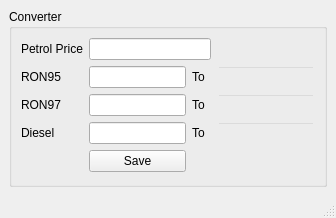
First picture: the form in PetrolConverter.ui, repository desxedada/PetrolConverterPy, before the edit.
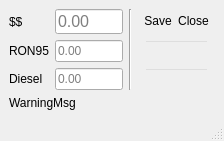
Second picture: the form after the edit. Custom widgets are drawn as their Qt base class.

Commit message: Changed display text, buttons and removing titlebar buttons

Diff of the .ui file:
```diff
--- a/PetrolConverter.ui
+++ b/PetrolConverter.ui
@@ -6,55 +6,54 @@
    <rect>
     <x>0</x>
     <y>0</y>
-    <width>336</width>
-    <height>218</height>
+    <width>224</width>
+    <height>141</height>
    </rect>
   </property>
   <property name="minimumSize">
    <size>
-    <width>336</width>
-    <height>218</height>
+    <width>212</width>
+    <height>141</height>
    </size>
   </property>
   <property name="maximumSize">
    <size>
-    <width>336</width>
-    <height>218</height>
+    <width>1184</width>
+    <height>633</height>
    </size>
   </property>
   <property name="contextMenuPolicy">
    <enum>Qt::NoContextMenu</enum>
   </property>
   <property name="windowTitle">
-   <string>Price to Petrol Converter</string>
+   <string/>
   </property>
   <property name="styleSheet">
    <string notr="true">font: 75 10.5pt &quot;MS Shell Dlg 2&quot;;</string>
   </property>
+  <property name="toolButtonStyle">
+   <enum>Qt::ToolButtonIconOnly</enum>
+  </property>
+  <property name="animated">
+   <bool>false</bool>
+  </property>
+  <property name="documentMode">
+   <bool>false</bool>
+  </property>
+  <property name="tabShape">
+   <enum>QTabWidget::Rounded</enum>
+  </property>
+  <property name="dockNestingEnabled">
+   <bool>false</bool>
+  </property>
   <widget class="QWidget" name="centralwidget">
    <property name="maximumSize">
     <size>
-     <width>336</width>
-     <height>196</height>
+     <width>111111</width>
+     <height>111111</height>
     </size>
    </property>
-   <layout class="QGridLayout" name="gridLayout_2">
-    <item row="0" column="0">
-     <widget class="QGroupBox" name="groupBox">
-      <property name="title">
-       <string>Converter</string>
-      </property>
-      <layout class="QGridLayout" name="gridLayout_3">
-       <item row="4" column="1">
-        <widget class="QLineEdit" name="dieselEdit"/>
-       </item>
-       <item row="2" column="2">
-        <widget class="QLabel" name="label_6">
-         <property name="text">
-          <string>To</string>
-         </property>
-        </widget>
-       </item>
+   <layout class="QGridLayout" name="gridLayout">
        <item row="1" column="0">
         <widget class="QLabel" name="label_2">
          <property name="text">
@@ -62,38 +61,42 @@
          </property>
         </widget>
        </item>
-       <item row="4" column="0">
+    <item row="2" column="4" colspan="2">
+     <widget class="DieselClickable" name="dieselDisplayEdit">
+      <property name="styleSheet">
+       <string notr="true">background-color: transparent</string>
+      </property>
+      <property name="readOnly">
+       <bool>true</bool>
+      </property>
+     </widget>
+    </item>
+    <item row="2" column="0">
         <widget class="QLabel" name="label_4">
          <property name="text">
           <string>Diesel</string>
          </property>
         </widget>
        </item>
-       <item row="2" column="0">
-        <widget class="QLabel" name="label_3">
-         <property name="text">
-          <string>RON97</string>
-         </property>
-        </widget>
-       </item>
-       <item row="0" column="1" colspan="3">
-        <widget class="QLineEdit" name="priceEdit"/>
-       </item>
-       <item row="0" column="0">
-        <widget class="QLabel" name="label">
-         <property name="text">
-          <string>Petrol Price</string>
+    <item row="0" column="2" rowspan="3">
+     <widget class="Line" name="line">
+      <property name="orientation">
+       <enum>Qt::Vertical</enum>
          </property>
         </widget>
        </item>
        <item row="1" column="1">
-        <widget class="QLineEdit" name="ron95PriceEdit"/>
-       </item>
-       <item row="2" column="1">
-        <widget class="QLineEdit" name="ron97Edit"/>
-       </item>
-       <item row="1" column="4">
-        <widget class="ClickableLineEdit" name="ron95DisplayEdit">
+     <widget class="QLineEdit" name="ron95PriceEdit">
+      <property name="styleSheet">
+       <string notr="true">font: 75 12pt &quot;MS Shell Dlg 2&quot;;</string>
+      </property>
+      <property name="placeholderText">
+       <string>0.00</string>
+      </property>
+     </widget>
+    </item>
+    <item row="1" column="4" colspan="2">
+     <widget class="RON95Clickable" name="ron95DisplayEdit">
          <property name="focusPolicy">
           <enum>Qt::TabFocus</enum>
          </property>
@@ -105,48 +108,83 @@
          </property>
         </widget>
        </item>
-       <item row="4" column="2">
-        <widget class="QLabel" name="label_7">
+    <item row="0" column="0">
+     <widget class="QLabel" name="label">
          <property name="text">
-          <string>To</string>
+       <string>$$</string>
          </property>
         </widget>
        </item>
-       <item row="2" column="4">
-        <widget class="ClickableLineEdit" name="ron97DisplayEdit">
+    <item row="2" column="1">
+     <widget class="QLineEdit" name="dieselEdit">
          <property name="styleSheet">
-          <string notr="true">background-color: transparent</string>
-         </property>
-         <property name="readOnly">
-          <bool>true</bool>
+       <string notr="true">font: 75 12pt &quot;MS Shell Dlg 2&quot;;</string>
+      </property>
+      <property name="placeholderText">
+       <string>0.00</string>
          </property>
         </widget>
        </item>
-       <item row="4" column="4">
-        <widget class="QLineEdit" name="dieselDisplayEdit">
+    <item row="0" column="1">
+     <widget class="QLineEdit" name="priceEdit">
+      <property name="font">
+       <font>
+        <family>MS Shell Dlg 2</family>
+        <pointsize>12</pointsize>
+        <weight>9</weight>
+        <italic>false</italic>
+        <bold>false</bold>
+       </font>
+      </property>
          <property name="styleSheet">
-          <string notr="true">background-color: transparent</string>
-         </property>
-         <property name="readOnly">
-          <bool>true</bool>
+       <string notr="true">font: 75 12pt &quot;MS Shell Dlg 2&quot;;</string>
+      </property>
+      <property name="placeholderText">
+       <string>0.00</string>
          </property>
         </widget>
        </item>
-       <item row="1" column="2">
-        <widget class="QLabel" name="label_5">
+    <item row="3" column="0" colspan="7">
+     <widget class="QLabel" name="warningLabel">
          <property name="text">
-          <string>To</string>
+       <string>WarningMsg</string>
          </property>
         </widget>
        </item>
-       <item row="5" column="1">
-        <widget class="QPushButton" name="saveButton">
+    <item row="0" column="4">
+     <widget class="QPushButton" name="saveBtn">
+      <property name="styleSheet">
+       <string notr="true">QPushButton{border: none;}
+QPushButton:hover{
+	color: rgb(255, 202, 96);
+
+}
+
+QPushButtonl:pressed{
+	color:white
+}</string>
+      </property>
          <property name="text">
           <string>Save</string>
          </property>
         </widget>
        </item>
-      </layout>
+    <item row="0" column="5">
+     <widget class="QPushButton" name="pushButton">
+      <property name="styleSheet">
+       <string notr="true">QPushButton{border: none;}
+QPushButton:hover{
+	color: rgb(255, 202, 96);
+
+}
+
+QPushButtonl:pressed{
+	color:white
+}</string>
+      </property>
+      <property name="text">
+       <string>Close</string>
+      </property>
      </widget>
     </item>
    </layout>
@@ -155,11 +193,18 @@
  </widget>
  <customwidgets>
   <customwidget>
-   <class>ClickableLineEdit</class>
+   <class>DieselClickable</class>
    <extends>QLineEdit</extends>
-   <header>clickablelineedit.h</header>
+   <header>dieselclickable.h</header>
+  </customwidget>
+  <customwidget>
+   <class>RON95Clickable</class>
+   <extends>QLineEdit</extends>
+   <header>ron95clickable.h</header>
   </customwidget>
  </customwidgets>
- <resources/>
+ <resources>
+  <include location="res/icons.qrc"/>
+ </resources>
  <connections/>
 </ui>
```
Lines whose indentation alone changed are shown as unchanged. The commit also changes 23 other files.
